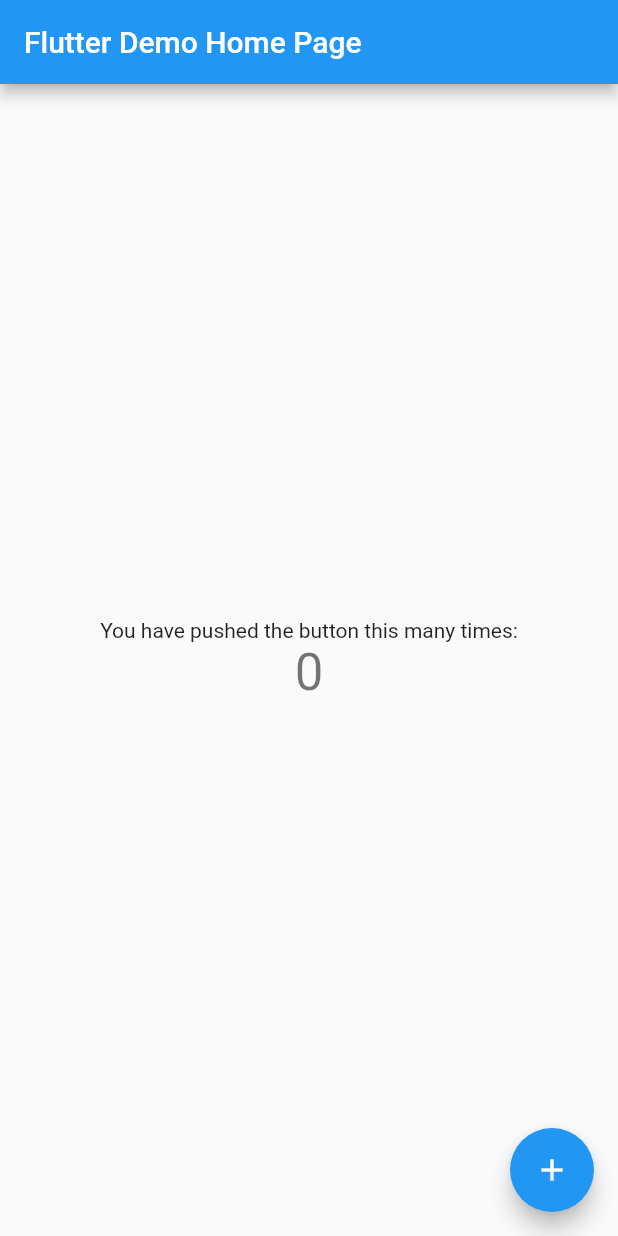
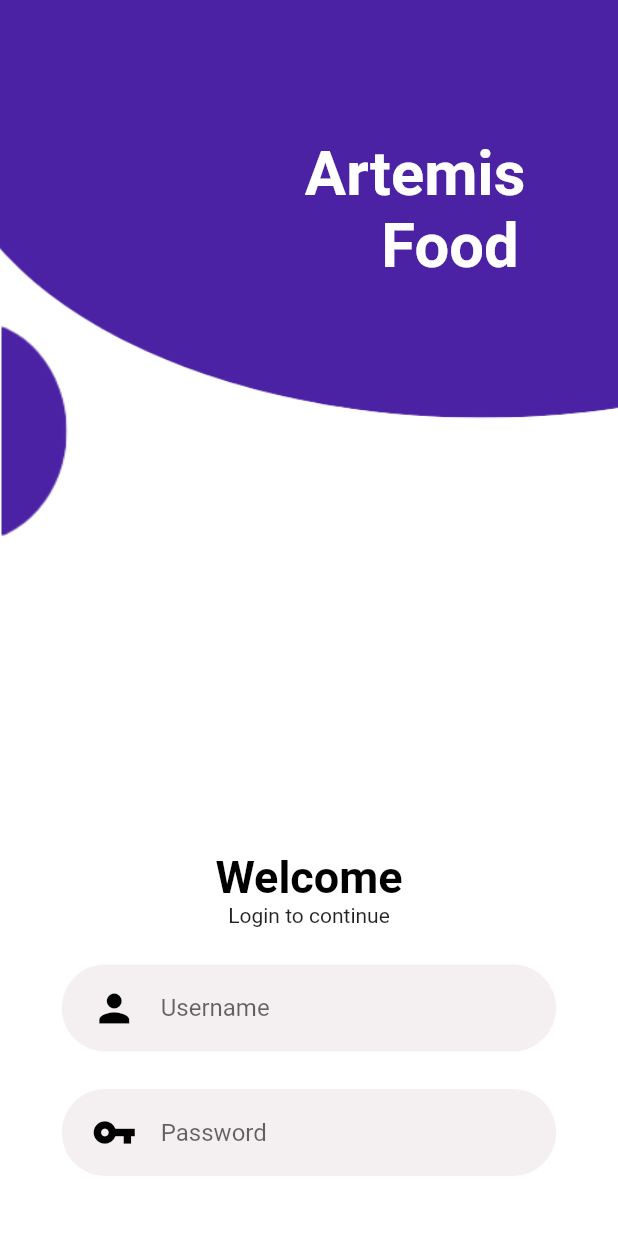
Before and after one commit to RogerFranck/ArtemisFood-Mobile, a Flutter app: the screen it shows after launch, on a phone screen of 412 x 824 dp. Run offline on Flutter 3.47's test engine with Material 2 defaults, Android fonts, the phone set to English and light mode, and no system bars.

Commit message:
Login screen
Pantalla de login aún no completa

```diff
--- a/artemisfood/lib/main.dart
+++ b/artemisfood/lib/main.dart
@@ -1,117 +1,61 @@
+//Mi chat : perdón me buggee xdddd
+import 'package:artemisfood/src/components/TextFieldContainer.dart';
+import 'package:artemisfood/src/components/background.dart';
+import 'package:artemisfood/src/components/rounded_input_field.dart';
 import 'package:flutter/material.dart';
 
-void main() {
-  runApp(MyApp());
-}
+void main() => runApp(Login());
 
-class MyApp extends StatelessWidget {
-  // This widget is the root of your application.
-  @override
-  Widget build(BuildContext context) {
-    return MaterialApp(
-      title: 'Flutter Demo',
-      theme: ThemeData(
-        // This is the theme of your application.
-        //
-        // Try running your application with "flutter run". You'll see the
-        // application has a blue toolbar. Then, without quitting the app, try
-        // changing the primarySwatch below to Colors.green and then invoke
-        // "hot reload" (press "r" in the console where you ran "flutter run",
-        // or simply save your changes to "hot reload" in a Flutter IDE).
-        // Notice that the counter didn't reset back to zero; the application
-        // is not restarted.
-        primarySwatch: Colors.blue,
-        // This makes the visual density adapt to the platform that you run
-        // the app on. For desktop platforms, the controls will be smaller and
-        // closer together (more dense) than on mobile platforms.
-        visualDensity: VisualDensity.adaptivePlatformDensity,
-      ),
-      home: MyHomePage(title: 'Flutter Demo Home Page'),
-    );
-  }
-}
-
-class MyHomePage extends StatefulWidget {
-  MyHomePage({Key key, this.title}) : super(key: key);
-
-  // This widget is the home page of your application. It is stateful, meaning
-  // that it has a State object (defined below) that contains fields that affect
-  // how it looks.
-
-  // This class is the configuration for the state. It holds the values (in this
-  // case the title) provided by the parent (in this case the App widget) and
-  // used by the build method of the State. Fields in a Widget subclass are
-  // always marked "final".
-
-  final String title;
-
-  @override
-  _MyHomePageState createState() => _MyHomePageState();
-}
-
-class _MyHomePageState extends State<MyHomePage> {
-  int _counter = 0;
-
-  void _incrementCounter() {
-    setState(() {
-      // This call to setState tells the Flutter framework that something has
-      // changed in this State, which causes it to rerun the build method below
-      // so that the display can reflect the updated values. If we changed
-      // _counter without calling setState(), then the build method would not be
-      // called again, and so nothing would appear to happen.
-      _counter++;
-    });
-  }
+class Login extends StatelessWidget {
+  const Login({Key key}) : super(key: key);
 
   @override
   Widget build(BuildContext context) {
-    // This method is rerun every time setState is called, for instance as done
-    // by the _incrementCounter method above.
-    //
-    // The Flutter framework has been optimized to make rerunning build methods
-    // fast, so that you can just rebuild anything that needs updating rather
-    // than having to individually change instances of widgets.
-    return Scaffold(
-      appBar: AppBar(
-        // Here we take the value from the MyHomePage object that was created by
-        // the App.build method, and use it to set our appbar title.
-        title: Text(widget.title),
+    //Size size = MediaQuery.of(context).size;
+    return MaterialApp(
+      debugShowCheckedModeBanner: false,
+      theme: ThemeData(
+        primaryColor: Color(0xFF4527A0),
+        scaffoldBackgroundColor: Colors.white,
       ),
-      body: Center(
-        // Center is a layout widget. It takes a single child and positions it
-        // in the middle of the parent.
+      home: Scaffold(
+        //Pinches snippets
+        body: SingleChildScrollView(
+          child: Background(
+            child: Container(
+              margin: EdgeInsets.only(bottom: 40.0),
+              width: double.infinity,
+              height: double.infinity,
               child: Column(
-          // Column is also a layout widget. It takes a list of children and
-          // arranges them vertically. By default, it sizes itself to fit its
-          // children horizontally, and tries to be as tall as its parent.
-          //
-          // Invoke "debug painting" (press "p" in the console, choose the
-          // "Toggle Debug Paint" action from the Flutter Inspector in Android
-          // Studio, or the "Toggle Debug Paint" command in Visual Studio Code)
-          // to see the wireframe for each widget.
-          //
-          // Column has various properties to control how it sizes itself and
-          // how it positions its children. Here we use mainAxisAlignment to
-          // center the children vertically; the main axis here is the vertical
-          // axis because Columns are vertical (the cross axis would be
-          // horizontal).
-          mainAxisAlignment: MainAxisAlignment.center,
+                mainAxisAlignment: MainAxisAlignment.end, //Osea mientras voy añadiendo más cosas se va subiendo
                 children: <Widget>[
                   Text(
-              'You have pushed the button this many times:',
+                    'Welcome',
+                    style: TextStyle( fontSize: 30.0, color: Colors.black, fontWeight: FontWeight.bold ) //Son el valor de las propiedades de la clase
                   ),
                   Text(
-              '$_counter',
-              style: Theme.of(context).textTheme.headline4,
+                    'Login to continue',
+                  ),
+                  TextFieldContainer(
+                    child: RoundedInputField(
+                      hintText: 'Username',
+                      icon: Icons.person,
+                      onChanged: (value) {},
+                    ),
+                  ),
+                  TextFieldContainer(
+                    child: RoundedInputField(
+                      hintText: 'Password',
+                      icon: Icons.vpn_key,
+                      onChanged: (value) {},
+                    ),
                   ),
                 ],
               ),
             ),
-      floatingActionButton: FloatingActionButton(
-        onPressed: _incrementCounter,
-        tooltip: 'Increment',
-        child: Icon(Icons.add),
-      ), // This trailing comma makes auto-formatting nicer for build methods.
+          ),
+        ),
+      ),
     );
   }
 }
--- /dev/null
+++ b/artemisfood/lib/src/components/RoundedButton.dart
@@ -0,0 +1,12 @@
+import 'package:flutter/material.dart';
+
+class RoundedButton extends StatelessWidget {
+  const RoundedButton({Key key}) : super(key: key);
+
+  @override
+  Widget build(BuildContext context) {
+    return Container(
+      //Bueno pues dejo de compartir pantalla
+    );
+  }
+}
--- /dev/null
+++ b/artemisfood/lib/src/components/TextFieldContainer.dart
@@ -0,0 +1,23 @@
+import 'package:flutter/material.dart';
+
+//Toca crear el text field, por el momento es stateless, stateful es cuando ya queramos recibir el valor que puso
+
+class TextFieldContainer extends StatelessWidget {
+  final Widget child; //Esta clase debe recibir un hijo
+  const TextFieldContainer({Key key, @required this.child}) : super(key: key);
+
+  @override
+  Widget build(BuildContext context) {
+    Size size = MediaQuery.of(context).size;
+    return Container(
+      width: size.width * 0.8,
+      margin: EdgeInsets.only( top: 25.0 ),
+      padding: EdgeInsets.symmetric( vertical: 5.0, horizontal: 20.0 ),
+      decoration: BoxDecoration(
+        color: Color(0xFFF4EFF0), //Sip, debería de estirarse hacia abajo
+        borderRadius: BorderRadius.circular(30.0),
+      ),
+      child: child,
+    );
+  }
+}
--- /dev/null
+++ b/artemisfood/lib/src/components/background.dart
@@ -0,0 +1,49 @@
+import 'package:flutter/material.dart';
+
+class Background extends StatelessWidget {
+  final Widget child; //Esto me va a servir para escribir el contenido de la pantalla
+  const Background({Key key, @required this.child}) : super(key: key); //Osea que esta clase requuiere un widget como hijo
+//Perame voy a hacer una cosita, para que no se vaya a ver qlero
+  @override
+  Widget build(BuildContext context) {
+    Size size = MediaQuery.of(context).size; //Sacar las dimensiones del dispositivo (altura y anchura)
+    return Container(
+      width: size.width, //Agarra toda la anchura o puede ser double.infinity
+      height: size.height,
+      child: Stack( //Cada objeto va sobre otro, igual hay otro stack, que es el titulo y el fondo
+        //no recuerdo bien, solo recuerdo que me llevó como 1 hora xd
+        children: <Widget>[
+          Stack( //Esto es para poner el titulo encima del fondo
+            alignment: Alignment.center, //Todos mis objetos cuando los ponga irán al centro
+            children: <Widget>[
+              Positioned(
+                //top: 0, //osea comienza en el pixel 0 de la parte de arriba
+                child: Image.asset('lib/assets/img/bg_top.png'), //La imagen gorda
+                //height: size.height * 0.35, //determinamos su tamaño
+              ),
+              Container( //Contenedor del tec
+                width: size.width,
+                //height: size.height,
+                margin: EdgeInsets.only( right: size.width * 0.15, ), //margen a la derecha
+                child: Row(
+                  mainAxisAlignment: MainAxisAlignment.end,
+                  children: <Widget>[
+                    Text( //deja experimento con algo, chingada madre no quiere nomas xd, se fue
+                      'Artemis\n     Food',
+                      style: TextStyle( fontWeight: FontWeight.bold, fontSize: 41.0, color: Colors.white),
+                    ),
+                  ],
+                ),
+              ),
+            ],
+          ),
+          Positioned(
+            top: size.height * 0.26,
+            child: Image.asset('lib/assets/img/bg_top_left.png'), //La imagen pequeña
+          ),
+          child,
+        ],
+      ),
+    );
+  }
+}
--- /dev/null
+++ b/artemisfood/lib/src/components/rounded_input_field.dart
@@ -0,0 +1,22 @@
+import 'package:flutter/material.dart';
+//Aqui es el contenido del text field (ícono, placeholder, etc), seh
+
+class RoundedInputField extends StatelessWidget {
+  //final Widget child;
+  final ValueChanged<String> onChanged;
+  final IconData icon;
+  final String hintText;
+  const RoundedInputField({Key key, this.onChanged, this.icon, this.hintText}) : super(key: key);
+
+  @override
+  Widget build(BuildContext context) {
+    return TextField(
+      onChanged: onChanged,
+      decoration: InputDecoration(
+        icon: Icon( icon, color: Colors.black, size: 30.0 ),
+        hintText: hintText,
+        border: InputBorder.none,
+      ),
+    );
+  }
+}
--- a/artemisfood/pubspec.yaml
+++ b/artemisfood/pubspec.yaml
@@ -45,8 +45,8 @@
   uses-material-design: true
 
   # To add assets to your application, add an assets section, like this:
-  # assets:
-  #   - images/a_dot_burr.jpeg
+  assets:
+    - lib/assets/img/
   #   - images/a_dot_ham.jpeg
 
   # An image asset can refer to one or more resolution-specific "variants", see
```
Also changed, not shown: artemisfood/lib/assets/img/bg_top.png (added), artemisfood/lib/assets/img/bg_top_left.png (added), 1 other file. Lines whose indentation alone changed are shown as unchanged.
